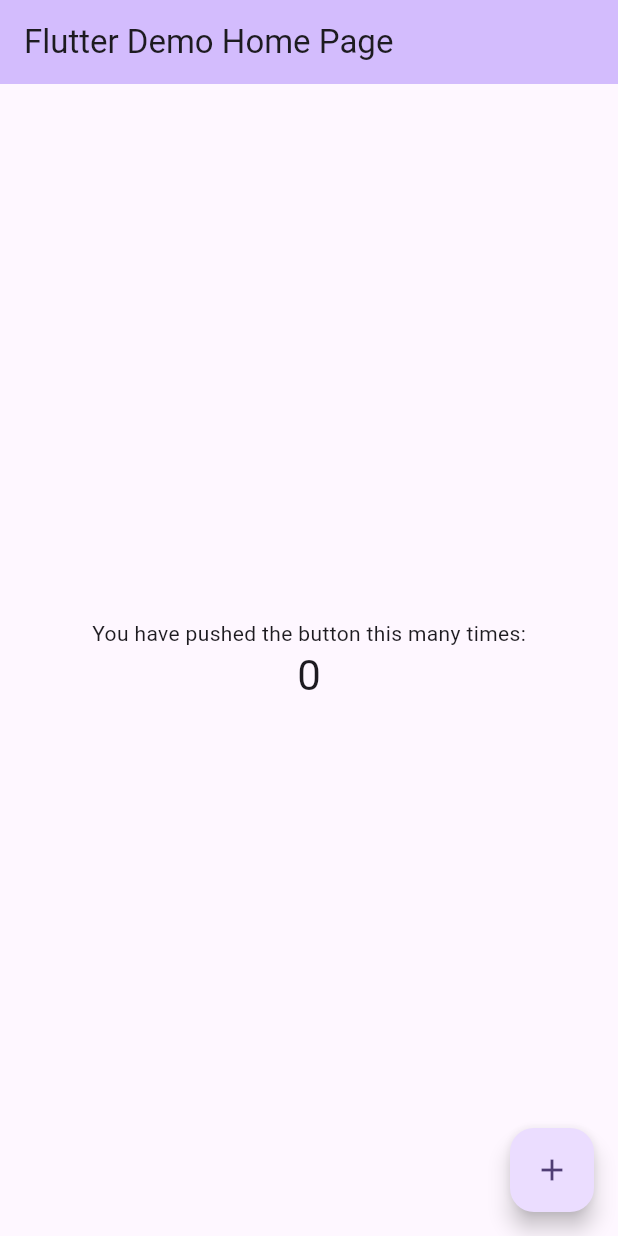
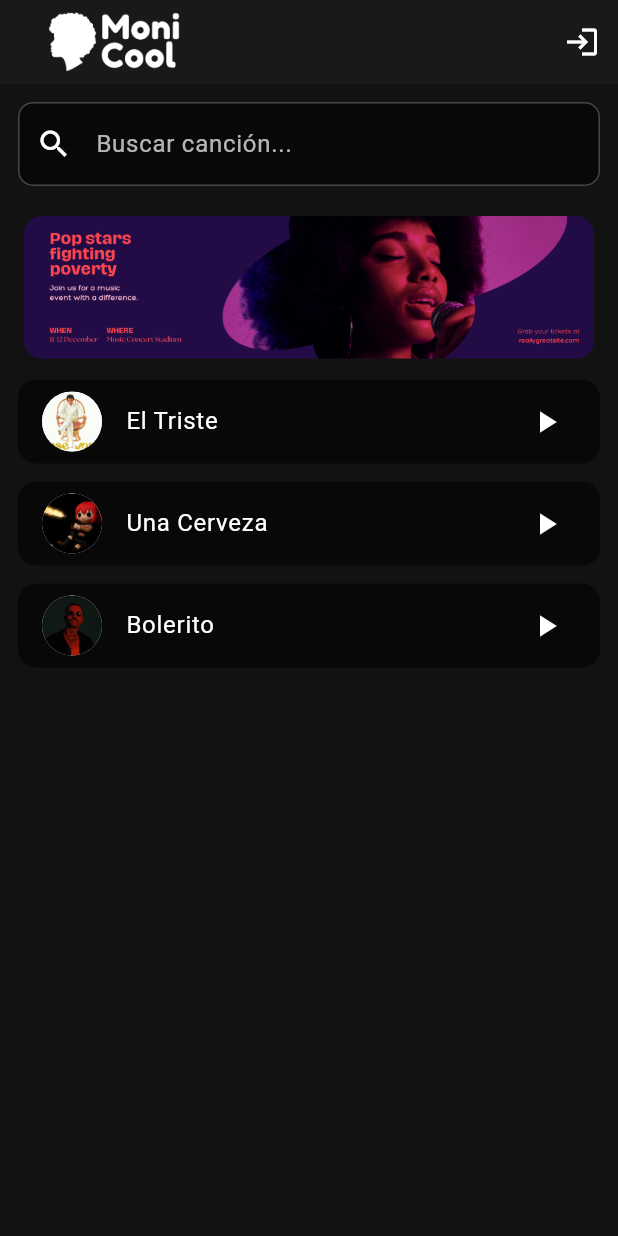
Before and after one commit to DeibysPinto/Monicool_app, a Flutter app: the screen it shows after launch, on a phone screen of 412 x 824 dp. Run offline on Flutter 3.47's test engine with Material 3 defaults, Android fonts, the phone set to English and light mode, and no system bars; our stand-ins replace audioplayers.

Commit message:
agregando primera vista de la app

```diff
--- a/lib/main.dart
+++ b/lib/main.dart
@@ -1,122 +1,204 @@
 import 'package:flutter/material.dart';
+import 'package:audioplayers/audioplayers.dart';
 
 void main() {
-  runApp(const MyApp());
+  runApp(const MonicoolApp());
 }
 
-class MyApp extends StatelessWidget {
-  const MyApp({super.key});
+class MonicoolApp extends StatelessWidget {
+  const MonicoolApp({super.key});
 
-  // This widget is the root of your application.
   @override
   Widget build(BuildContext context) {
     return MaterialApp(
-      title: 'Flutter Demo',
+      title: "Monicool",
+      debugShowCheckedModeBanner: false,
       theme: ThemeData(
-        // This is the theme of your application.
-        //
-        // TRY THIS: Try running your application with "flutter run". You'll see
-        // the application has a purple toolbar. Then, without quitting the app,
-        // try changing the seedColor in the colorScheme below to Colors.green
-        // and then invoke "hot reload" (save your changes or press the "hot
-        // reload" button in a Flutter-supported IDE, or press "r" if you used
-        // the command line to start the app).
-        //
-        // Notice that the counter didn't reset back to zero; the application
-        // state is not lost during the reload. To reset the state, use hot
-        // restart instead.
-        //
-        // This works for code too, not just values: Most code changes can be
-        // tested with just a hot reload.
-        colorScheme: ColorScheme.fromSeed(seedColor: Colors.deepPurple),
+        scaffoldBackgroundColor: const Color(0xFF121212), // fondo oscuro
+        primaryColor: const Color(0xFF1A1919),
+        textTheme: const TextTheme(bodyMedium: TextStyle(color: Colors.white)),
       ),
-      home: const MyHomePage(title: 'Flutter Demo Home Page'),
+      home: const HomeScreen(),
     );
   }
 }
 
-class MyHomePage extends StatefulWidget {
-  const MyHomePage({super.key, required this.title});
-
-  // This widget is the home page of your application. It is stateful, meaning
-  // that it has a State object (defined below) that contains fields that affect
-  // how it looks.
-
-  // This class is the configuration for the state. It holds the values (in this
-  // case the title) provided by the parent (in this case the App widget) and
-  // used by the build method of the State. Fields in a Widget subclass are
-  // always marked "final".
-
-  final String title;
+/// Pantalla principal
+class HomeScreen extends StatefulWidget {
+  const HomeScreen({super.key});
 
   @override
-  State<MyHomePage> createState() => _MyHomePageState();
+  State<HomeScreen> createState() => _HomeScreenState();
 }
 
-class _MyHomePageState extends State<MyHomePage> {
-  int _counter = 0;
+class _HomeScreenState extends State<HomeScreen> {
+  final player = AudioPlayer();
+  String? _currentSong;
 
-  void _incrementCounter() {
+  final List<Map<String, String>> songs = [
+    {
+      "file": "ElTriste.mp3",
+      "title": "El Triste",
+      "img": "assets/img/eltriste.jpeg",
+    },
+    {
+      "file": "UnaCerveza.mp3",
+      "title": "Una Cerveza",
+      "img": "assets/img/unacerveza.jpeg",
+    },
+    {
+      "file": "Bolerito.mp3",
+      "title": "Bolerito",
+      "img": "assets/img/bolerito.jpeg",
+    },
+  ];
+
+  String _query = "";
+
+  void _playSong(String file, String title) async {
+    await player.stop();
+    await player.play(AssetSource("audio/$file"));
     setState(() {
-      // This call to setState tells the Flutter framework that something has
-      // changed in this State, which causes it to rerun the build method below
-      // so that the display can reflect the updated values. If we changed
-      // _counter without calling setState(), then the build method would not be
-      // called again, and so nothing would appear to happen.
-      _counter++;
+      _currentSong = title;
     });
   }
 
   @override
   Widget build(BuildContext context) {
-    // This method is rerun every time setState is called, for instance as done
-    // by the _incrementCounter method above.
-    //
-    // The Flutter framework has been optimized to make rerunning build methods
-    // fast, so that you can just rebuild anything that needs updating rather
-    // than having to individually change instances of widgets.
+    final filteredSongs = songs
+        .where((s) => s["title"]!.toLowerCase().contains(_query.toLowerCase()))
+        .toList();
+
     return Scaffold(
       appBar: AppBar(
-        // TRY THIS: Try changing the color here to a specific color (to
-        // Colors.amber, perhaps?) and trigger a hot reload to see the AppBar
-        // change color while the other colors stay the same.
-        backgroundColor: Theme.of(context).colorScheme.inversePrimary,
-        // Here we take the value from the MyHomePage object that was created by
-        // the App.build method, and use it to set our appbar title.
-        title: Text(widget.title),
+        backgroundColor: const Color(0xFF1A1919),
+        title: Container(
+          margin: const EdgeInsets.symmetric(
+            vertical: 18, // más espacio arriba y abajo
+            horizontal: 16,
+          ),
+          child: Image.asset(
+            "assets/img/Monicool_logo.png",
+            height: 40, // menor altura para que no se corte
+            fit: BoxFit.contain,
+          ),
+        ),
+        actions: [
+          IconButton(
+            icon: const Icon(Icons.login, color: Colors.white),
+            tooltip: "Iniciar sesión",
+            onPressed: () {
+              ScaffoldMessenger.of(context).showSnackBar(
+                const SnackBar(content: Text("Abrir pantalla de login")),
+              );
+            },
+          ),
+        ],
       ),
-      body: Center(
-        // Center is a layout widget. It takes a single child and positions it
-        // in the middle of the parent.
+
+      body: SingleChildScrollView(
         child: Column(
-          // Column is also a layout widget. It takes a list of children and
-          // arranges them vertically. By default, it sizes itself to fit its
-          // children horizontally, and tries to be as tall as its parent.
-          //
-          // Column has various properties to control how it sizes itself and
-          // how it positions its children. Here we use mainAxisAlignment to
-          // center the children vertically; the main axis here is the vertical
-          // axis because Columns are vertical (the cross axis would be
-          // horizontal).
-          //
-          // TRY THIS: Invoke "debug painting" (choose the "Toggle Debug Paint"
-          // action in the IDE, or press "p" in the console), to see the
-          // wireframe for each widget.
-          mainAxisAlignment: MainAxisAlignment.center,
-          children: <Widget>[
-            const Text('You have pushed the button this many times:'),
-            Text(
-              '$_counter',
-              style: Theme.of(context).textTheme.headlineMedium,
+          children: [
+            // buscador
+            Padding(
+              padding: const EdgeInsets.all(12),
+              child: TextField(
+                style: const TextStyle(color: Colors.white),
+                decoration: InputDecoration(
+                  filled: true,
+                  fillColor: Colors.black54,
+                  prefixIcon: const Icon(Icons.search, color: Colors.white),
+                  hintText: "Buscar canción...",
+                  hintStyle: const TextStyle(color: Colors.white70),
+                  border: OutlineInputBorder(
+                    borderRadius: BorderRadius.circular(10),
+                  ),
+                ),
+                onChanged: (val) => setState(() => _query = val),
+              ),
             ),
+
+            // poster destacado
+            Padding(
+              padding: const EdgeInsets.symmetric(horizontal: 16, vertical: 8),
+              child: ClipRRect(
+                borderRadius: BorderRadius.circular(12),
+                child: Image.asset(
+                  "assets/img/poster.png",
+                  fit: BoxFit.fitWidth,
+                  width: double.infinity,
+                ),
+              ),
+            ),
+
+            // lista de canciones
+            ListView.builder(
+              shrinkWrap: true,
+              physics: const NeverScrollableScrollPhysics(),
+              itemCount: filteredSongs.length,
+              itemBuilder: (context, index) {
+                final song = filteredSongs[index];
+                return MouseRegion(
+                  cursor: SystemMouseCursors.click,
+                  child: GestureDetector(
+                    onTap: () => _playSong(song["file"]!, song["title"]!),
+                    child: Container(
+                      margin: const EdgeInsets.symmetric(
+                        horizontal: 12,
+                        vertical: 6,
+                      ),
+                      decoration: BoxDecoration(
+                        color: Colors.black54,
+                        borderRadius: BorderRadius.circular(12),
+                      ),
+                      child: ListTile(
+                        leading: CircleAvatar(
+                          backgroundImage: AssetImage(song["img"]!),
+                        ),
+                        title: Text(
+                          song["title"]!,
+                          style: const TextStyle(color: Colors.white),
+                        ),
+                        trailing: const Icon(
+                          Icons.play_arrow,
+                          color: Colors.white,
+                        ),
+                      ),
+                    ),
+                  ),
+                );
+              },
+            ),
+
+            // barra inferior de reproducción
+            if (_currentSong != null)
+              Container(
+                color: const Color(0xFF1A1919),
+                padding: const EdgeInsets.all(16),
+                child: Row(
+                  children: [
+                    const Icon(Icons.play_arrow, color: Colors.white),
+                    const SizedBox(width: 10),
+                    Expanded(
+                      child: Text(
+                        "Reproduciendo: $_currentSong",
+                        style: const TextStyle(color: Colors.white),
+                      ),
+                    ),
+                    IconButton(
+                      icon: const Icon(Icons.pause, color: Colors.white),
+                      onPressed: () => player.pause(),
+                    ),
+                    IconButton(
+                      icon: const Icon(Icons.play_arrow, color: Colors.white),
+                      onPressed: () => player.resume(),
+                    ),
+                  ],
+                ),
+              ),
           ],
         ),
       ),
-      floatingActionButton: FloatingActionButton(
-        onPressed: _incrementCounter,
-        tooltip: 'Increment',
-        child: const Icon(Icons.add),
-      ), // This trailing comma makes auto-formatting nicer for build methods.
     );
   }
 }
```
Also changed, not shown: pubspec.yaml (+5 -66 lines), assets/img/Logo.png (added), assets/img/Monicool_logo.png (added), assets/img/bolerito.jpeg (added), assets/img/eltriste.jpeg (added), assets/img/poster.png (added), assets/img/unacerveza.jpeg (added), pubspec.lock, 9 other files.
